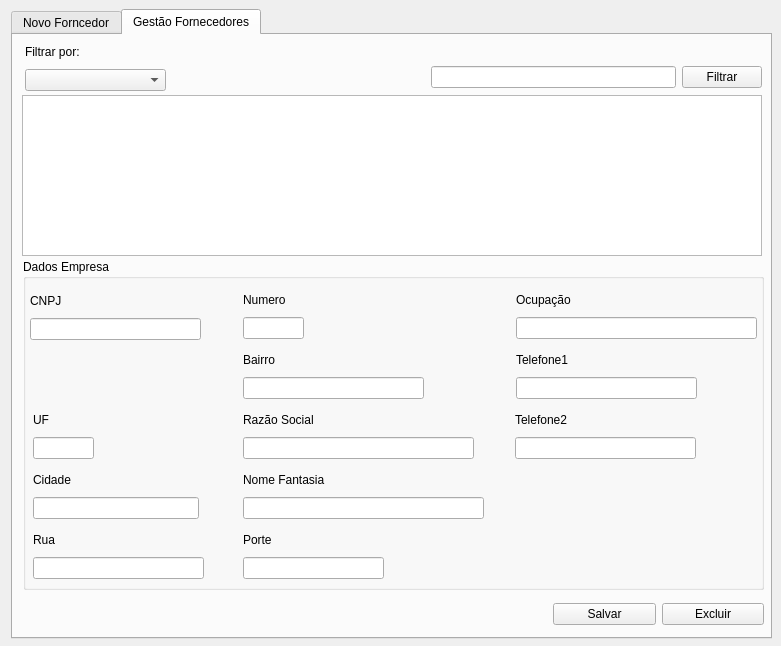
This is frm_gestaofornecedores.ui in ustop0/TCC as Qt 5 draws it before an edit. The edited form follows.
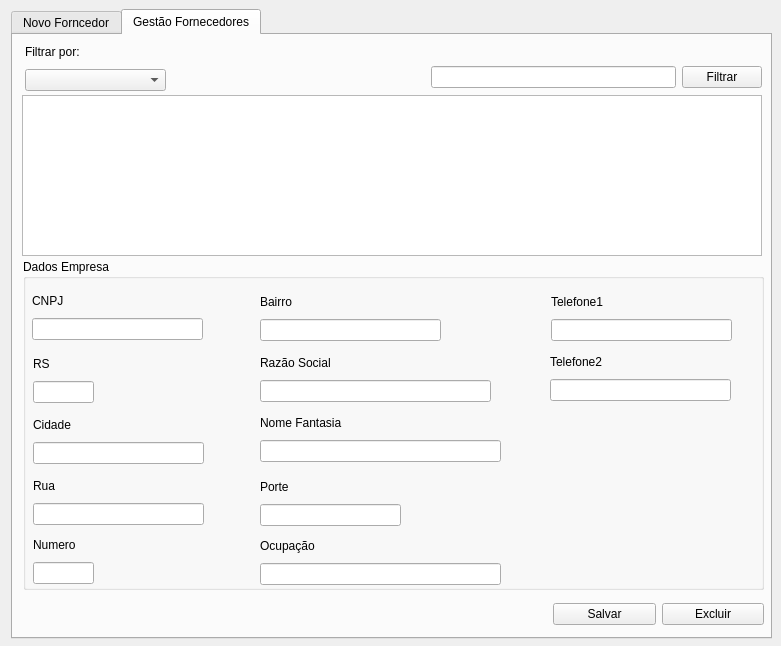
This is the edited form.

What changed in the file:
```diff
--- a/frm_gestaofornecedores.ui
+++ b/frm_gestaofornecedores.ui
@@ -419,7 +419,7 @@
      <widget class="QWidget" name="layoutWidget_31">
       <property name="geometry">
        <rect>
-        <x>7</x>
+        <x>9</x>
         <y>31</y>
         <width>171</width>
         <height>50</height>
@@ -441,8 +441,8 @@
      <widget class="QWidget" name="layoutWidget_32">
       <property name="geometry">
        <rect>
-        <x>220</x>
-        <y>30</y>
+        <x>10</x>
+        <y>275</y>
         <width>61</width>
         <height>50</height>
        </rect>
@@ -464,7 +464,7 @@
       <property name="geometry">
        <rect>
         <x>10</x>
-        <y>150</y>
+        <y>94</y>
         <width>61</width>
         <height>50</height>
        </rect>
@@ -473,7 +473,7 @@
        <item>
         <widget class="QLabel" name="label_30">
          <property name="text">
-          <string>UF</string>
+          <string>RS</string>
          </property>
         </widget>
        </item>
@@ -486,8 +486,8 @@
       <property name="geometry">
        <rect>
         <x>10</x>
-        <y>210</y>
-        <width>166</width>
+        <y>155</y>
+        <width>171</width>
         <height>50</height>
        </rect>
       </property>
@@ -507,8 +507,8 @@
      <widget class="QWidget" name="layoutWidget_35">
       <property name="geometry">
        <rect>
-        <x>220</x>
-        <y>270</y>
+        <x>237</x>
+        <y>217</y>
         <width>141</width>
         <height>50</height>
        </rect>
@@ -529,8 +529,8 @@
      <widget class="QWidget" name="layoutWidget_36">
       <property name="geometry">
        <rect>
-        <x>493</x>
-        <y>30</y>
+        <x>237</x>
+        <y>276</y>
         <width>241</width>
         <height>50</height>
        </rect>
@@ -552,7 +552,7 @@
       <property name="geometry">
        <rect>
         <x>10</x>
-        <y>270</y>
+        <y>216</y>
         <width>171</width>
         <height>50</height>
        </rect>
@@ -573,8 +573,8 @@
      <widget class="QWidget" name="layoutWidget_38">
       <property name="geometry">
        <rect>
-        <x>220</x>
-        <y>90</y>
+        <x>237</x>
+        <y>32</y>
         <width>181</width>
         <height>50</height>
        </rect>
@@ -595,8 +595,8 @@
      <widget class="QWidget" name="layoutWidget_40">
       <property name="geometry">
        <rect>
-        <x>220</x>
-        <y>150</y>
+        <x>237</x>
+        <y>93</y>
         <width>231</width>
         <height>50</height>
        </rect>
@@ -617,8 +617,8 @@
      <widget class="QWidget" name="layoutWidget_41">
       <property name="geometry">
        <rect>
-        <x>220</x>
-        <y>210</y>
+        <x>237</x>
+        <y>153</y>
         <width>241</width>
         <height>50</height>
        </rect>
@@ -639,8 +639,8 @@
      <widget class="QWidget" name="layoutWidget_42">
       <property name="geometry">
        <rect>
-        <x>493</x>
-        <y>90</y>
+        <x>528</x>
+        <y>32</y>
         <width>181</width>
         <height>50</height>
        </rect>
@@ -661,8 +661,8 @@
      <widget class="QWidget" name="layoutWidget_43">
       <property name="geometry">
        <rect>
-        <x>492</x>
-        <y>150</y>
+        <x>527</x>
+        <y>92</y>
         <width>181</width>
         <height>50</height>
        </rect>
```
Left out of the diff: 40 changed lines with no effect on the pictures.
